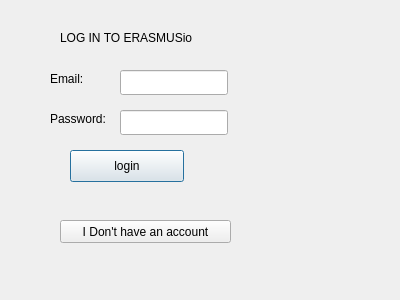
Qt form loginteacher.ui (casalete/ErasmusIo) before a commit.
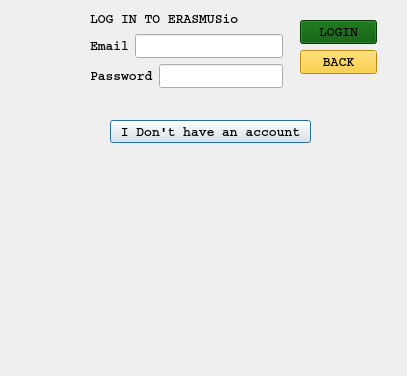
The same form after that commit. Icons and pictures are not drawn.

The edit to the form file:
```diff
--- a/loginteacher.ui
+++ b/loginteacher.ui
@@ -6,97 +6,184 @@
    <rect>
     <x>0</x>
     <y>0</y>
-    <width>400</width>
-    <height>300</height>
+    <width>407</width>
+    <height>376</height>
    </rect>
   </property>
   <property name="windowTitle">
    <string>Dialog</string>
   </property>
-  <widget class="QLabel" name="label">
-   <property name="geometry">
-    <rect>
-     <x>60</x>
-     <y>30</y>
-     <width>141</width>
-     <height>16</height>
-    </rect>
-   </property>
-   <property name="text">
-    <string>LOG IN TO ERASMUSio</string>
-   </property>
-  </widget>
-  <widget class="QPushButton" name="loginButton">
-   <property name="geometry">
-    <rect>
-     <x>70</x>
-     <y>150</y>
-     <width>114</width>
-     <height>32</height>
-    </rect>
-   </property>
-   <property name="text">
-    <string>login</string>
-   </property>
-  </widget>
+  <property name="styleSheet">
+   <string notr="true">background-image: url(:/pinned.jpg);
+</string>
+  </property>
   <widget class="QPushButton" name="newTeacherButton">
    <property name="geometry">
     <rect>
-     <x>60</x>
-     <y>220</y>
-     <width>171</width>
+     <x>110</x>
+     <y>120</y>
+     <width>201</width>
      <height>23</height>
     </rect>
    </property>
+   <property name="font">
+    <font>
+     <family>Courier</family>
+     <pointsize>10</pointsize>
+     <weight>75</weight>
+     <bold>true</bold>
+    </font>
+   </property>
    <property name="text">
     <string>I Don't have an account</string>
    </property>
   </widget>
-  <widget class="QLineEdit" name="lineEdit_usernamet">
+  <widget class="QWidget" name="layoutWidget">
    <property name="geometry">
     <rect>
-     <x>120</x>
-     <y>70</y>
-     <width>108</width>
-     <height>25</height>
+     <x>90</x>
+     <y>10</y>
+     <width>193</width>
+     <height>78</height>
     </rect>
    </property>
-  </widget>
-  <widget class="QLabel" name="label_2">
-   <property name="geometry">
-    <rect>
-     <x>50</x>
-     <y>70</y>
-     <width>62</width>
-     <height>17</height>
-    </rect>
+   <property name="font">
+    <font>
+     <family>Courier</family>
+     <pointsize>10</pointsize>
+     <weight>75</weight>
+     <bold>true</bold>
+    </font>
    </property>
-   <property name="text">
-    <string>Email:</string>
-   </property>
+   <layout class="QVBoxLayout" name="verticalLayout">
+    <item>
+     <widget class="QLabel" name="label">
+      <property name="font">
+       <font>
+        <family>Courier</family>
+        <pointsize>10</pointsize>
+        <weight>75</weight>
+        <bold>true</bold>
+       </font>
+      </property>
+      <property name="text">
+       <string>LOG IN TO ERASMUSio</string>
+      </property>
+     </widget>
+    </item>
+    <item>
+     <layout class="QHBoxLayout" name="horizontalLayout">
+      <item>
+       <widget class="QLabel" name="label_2">
+        <property name="font">
+         <font>
+          <family>Courier</family>
+          <pointsize>10</pointsize>
+          <weight>75</weight>
+          <bold>true</bold>
+         </font>
+        </property>
+        <property name="text">
+         <string>Email</string>
+        </property>
+       </widget>
+      </item>
+      <item>
+       <widget class="QLineEdit" name="lineEdit_usernamet">
+        <property name="font">
+         <font>
+          <family>Courier</family>
+          <pointsize>10</pointsize>
+          <weight>75</weight>
+          <bold>true</bold>
+         </font>
+        </property>
+       </widget>
+      </item>
+     </layout>
+    </item>
+    <item>
+     <layout class="QHBoxLayout" name="horizontalLayout_2">
+      <item>
+       <widget class="QLabel" name="label_3">
+        <property name="font">
+         <font>
+          <family>Courier</family>
+          <pointsize>10</pointsize>
+          <weight>75</weight>
+          <bold>true</bold>
+         </font>
+        </property>
+        <property name="text">
+         <string>Password</string>
+        </property>
+       </widget>
+      </item>
+      <item>
+       <widget class="QLineEdit" name="lineEdit_passwordt">
+        <property name="font">
+         <font>
+          <family>Courier</family>
+          <pointsize>10</pointsize>
+          <weight>75</weight>
+          <bold>true</bold>
+         </font>
+        </property>
+       </widget>
+      </item>
+     </layout>
+    </item>
+   </layout>
   </widget>
-  <widget class="QLineEdit" name="lineEdit_passwordt">
+  <widget class="QWidget" name="">
    <property name="geometry">
     <rect>
-     <x>120</x>
-     <y>110</y>
-     <width>108</width>
-     <height>25</height>
+     <x>300</x>
+     <y>20</y>
+     <width>77</width>
+     <height>56</height>
     </rect>
    </property>
-  </widget>
-  <widget class="QLabel" name="label_3">
-   <property name="geometry">
-    <rect>
-     <x>50</x>
-     <y>110</y>
-     <width>58</width>
-     <height>17</height>
-    </rect>
-   </property>
-   <property name="text">
-    <string>Password:</string>
-   </property>
+   <layout class="QVBoxLayout" name="verticalLayout_2">
+    <item>
+     <widget class="QPushButton" name="loginButton">
+      <property name="font">
+       <font>
+        <family>Courier</family>
+        <pointsize>10</pointsize>
+        <weight>75</weight>
+        <bold>true</bold>
+       </font>
+      </property>
+      <property name="styleSheet">
+       <string notr="true">background-color: rgb(0, 85, 0);</string>
+      </property>
+      <property name="text">
+       <string>LOGIN</string>
+      </property>
+     </widget>
+    </item>
+    <item>
+     <widget class="QPushButton" name="backButton">
+      <property name="font">
+       <font>
+        <family>Courier</family>
+        <pointsize>10</pointsize>
+        <weight>75</weight>
+        <bold>true</bold>
+       </font>
+      </property>
+      <property name="styleSheet">
+       <string notr="true">#backButton{
+	background-color: rgb(255, 196, 19);
+}</string>
+      </property>
+      <property name="text">
+       <string>BACK</string>
+      </property>
+     </widget>
+    </item>
+   </layout>
   </widget>
  </widget>
  <resources/>
```
